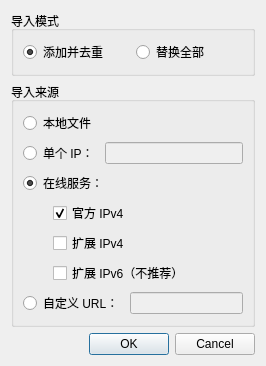
Above: dlgImport.ui from GoodCoder666/GoogleTranslate_IPFinder before the change. Below: the same form after it.
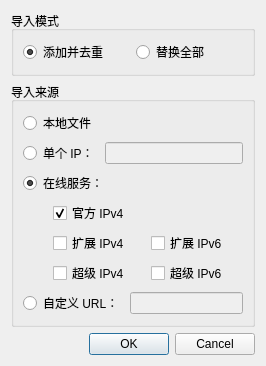
That is the form after the change.

Commit message: feat: include full IP bases from gtdb

```diff
--- a/dlgImport.ui
+++ b/dlgImport.ui
@@ -51,7 +51,7 @@
      <property name="title">
       <string>导入来源</string>
      </property>
-     <layout class="QVBoxLayout" name="verticalLayout_3">
+     <layout class="QVBoxLayout" name="verticalLayout_2">
       <item>
        <widget class="QRadioButton" name="radioLocalFile">
         <property name="text">
@@ -88,11 +88,11 @@
        </widget>
       </item>
       <item>
-       <layout class="QVBoxLayout" name="verticalLayout_2">
+       <layout class="QGridLayout" name="gridLayout">
         <property name="leftMargin">
          <number>30</number>
         </property>
-        <item>
+        <item row="0" column="0">
          <widget class="QCheckBox" name="chkBox_off4">
           <property name="text">
            <string>官方 IPv4</string>
@@ -102,17 +102,37 @@
           </property>
          </widget>
         </item>
-        <item>
+        <item row="1" column="0">
          <widget class="QCheckBox" name="chkBox_ext4">
           <property name="text">
            <string>扩展 IPv4</string>
           </property>
          </widget>
         </item>
-        <item>
+        <item row="1" column="1">
          <widget class="QCheckBox" name="chkBox_ext6">
           <property name="text">
-           <string>扩展 IPv6（不推荐）</string>
+           <string>扩展 IPv6</string>
+          </property>
+         </widget>
+        </item>
+        <item row="2" column="0">
+         <widget class="QCheckBox" name="chkBox_full4">
+          <property name="toolTip">
+           <string>超级 IPv4 地址库，约 23000 条 IP。</string>
+          </property>
+          <property name="text">
+           <string>超级 IPv4</string>
+          </property>
+         </widget>
+        </item>
+        <item row="2" column="1">
+         <widget class="QCheckBox" name="chkBox_full6">
+          <property name="toolTip">
+           <string>(不推荐) 超级 IPv6 地址库，约 22000 条 IP。</string>
+          </property>
+          <property name="text">
+           <string>超级 IPv6</string>
           </property>
          </widget>
         </item>
```
Left out of the diff: 9 changed lines with no effect on the pictures. The commit also changes 8 other files.
